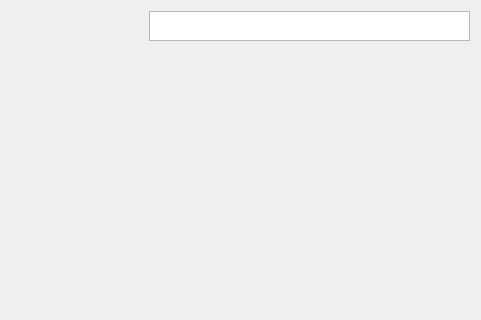
This is election_gui/ConstituencyExplorerWidget.ui in BrendanNolan/Election_Poll_App as Qt 5 draws it before an edit; both pictures show x 189 to 670 and y 0 to 320 of the 670 by 482 pixel window. The edited form follows.
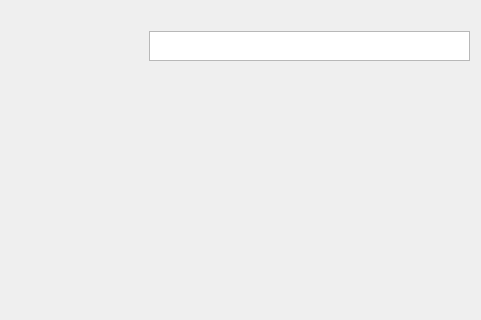
This is the edited form. Custom widgets are drawn as their Qt base class.

Commit message: Gave a button layout to ConstituencyExplorerWidget and exposed it with a public ConstituencyExplorerWidget::buttonLayout() method.

Patch:
```diff
--- a/election_gui/ConstituencyExplorerWidget.ui
+++ b/election_gui/ConstituencyExplorerWidget.ui
@@ -39,6 +39,23 @@
    </item>
    <item>
     <layout class="QVBoxLayout" name="verticalLayout">
+     <item>
+      <layout class="QHBoxLayout" name="buttonLayout">
+       <item>
+        <spacer name="horizontalSpacer_2">
+         <property name="orientation">
+          <enum>Qt::Horizontal</enum>
+         </property>
+         <property name="sizeHint" stdset="0">
+          <size>
+           <width>40</width>
+           <height>20</height>
+          </size>
+         </property>
+        </spacer>
+       </item>
+      </layout>
+     </item>
      <item>
       <widget class="QTextEdit" name="constituencySearchtextEdit">
        <property name="sizePolicy">
```
The commit also changes 2 other files.
